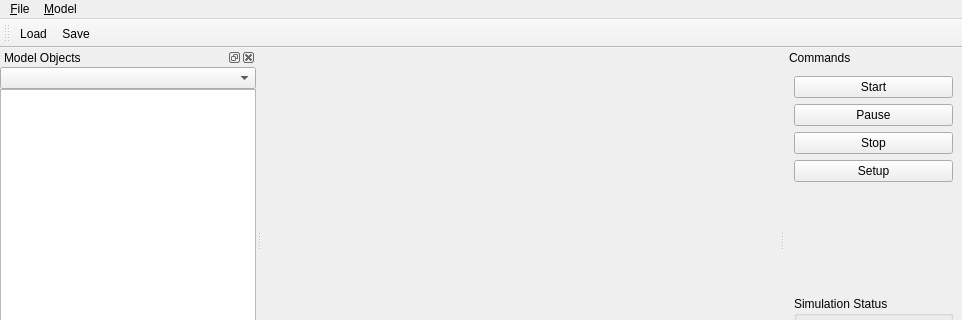
Above: qtgui/mainwindow.ui from frabas/DISPLACE_GUI before the change; both pictures show x 0 to 962 and y 0 to 320 of the 962 by 692 pixel window. Below: the same form after it.
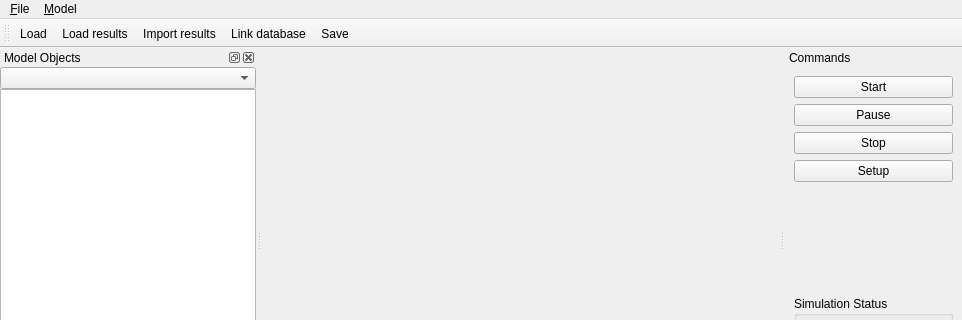
That is the form after the change. Icons and pictures are not drawn. Custom widgets are drawn as their Qt base class.

```diff
--- a/qtgui/mainwindow.ui
+++ b/qtgui/mainwindow.ui
@@ -398,6 +398,9 @@
     <bool>false</bool>
    </attribute>
    <addaction name="action_Load"/>
+   <addaction name="actionLoad_results"/>
+   <addaction name="actionImport_results"/>
+   <addaction name="action_Link_database"/>
    <addaction name="actionSave"/>
   </widget>
   <action name="action_Load">
@@ -432,6 +435,33 @@
     <string>Quit</string>
    </property>
   </action>
+  <action name="actionLoad_results">
+   <property name="icon">
+    <iconset resource="qtgui.qrc">
+     <normaloff>:/icons/load.png</normaloff>:/icons/load.png</iconset>
+   </property>
+   <property name="text">
+    <string>Load results...</string>
+   </property>
+  </action>
+  <action name="actionImport_results">
+   <property name="icon">
+    <iconset resource="qtgui.qrc">
+     <normaloff>:/icons/database.png</normaloff>:/icons/database.png</iconset>
+   </property>
+   <property name="text">
+    <string>Import results...</string>
+   </property>
+  </action>
+  <action name="action_Link_database">
+   <property name="icon">
+    <iconset resource="qtgui.qrc">
+     <normaloff>:/icons/link.png</normaloff>:/icons/link.png</iconset>
+   </property>
+   <property name="text">
+    <string>&amp;Link database...</string>
+   </property>
+  </action>
  </widget>
  <customwidgets>
   <customwidget>
```
Left out of the diff: 5 changed lines with no effect on the pictures.
